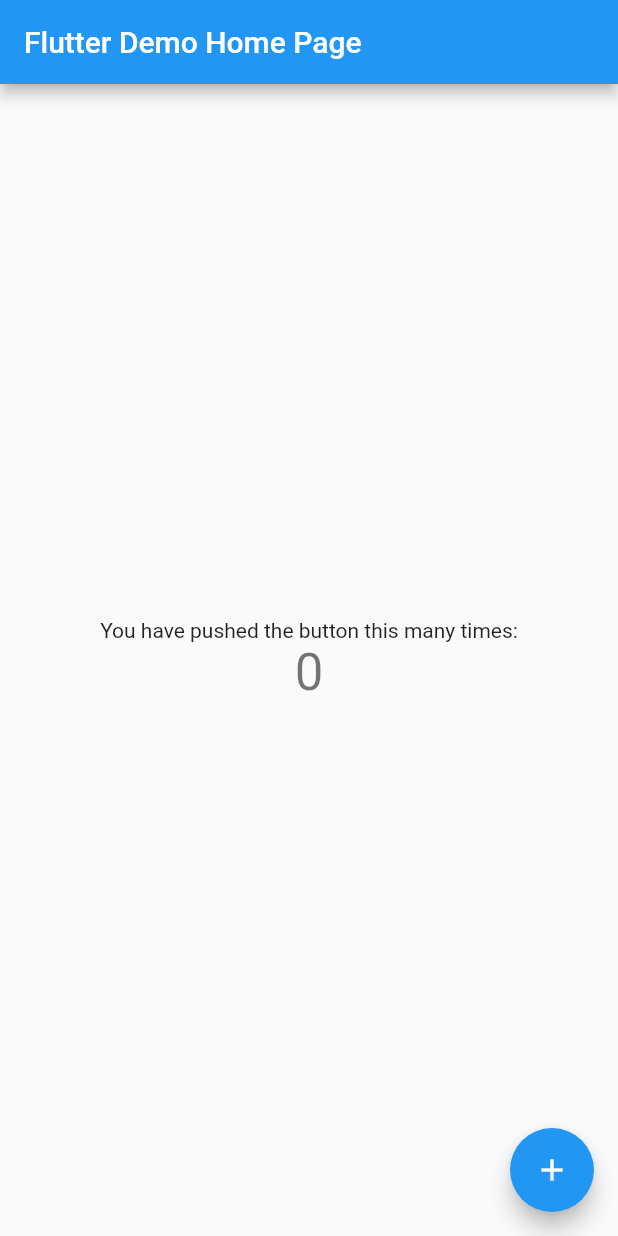
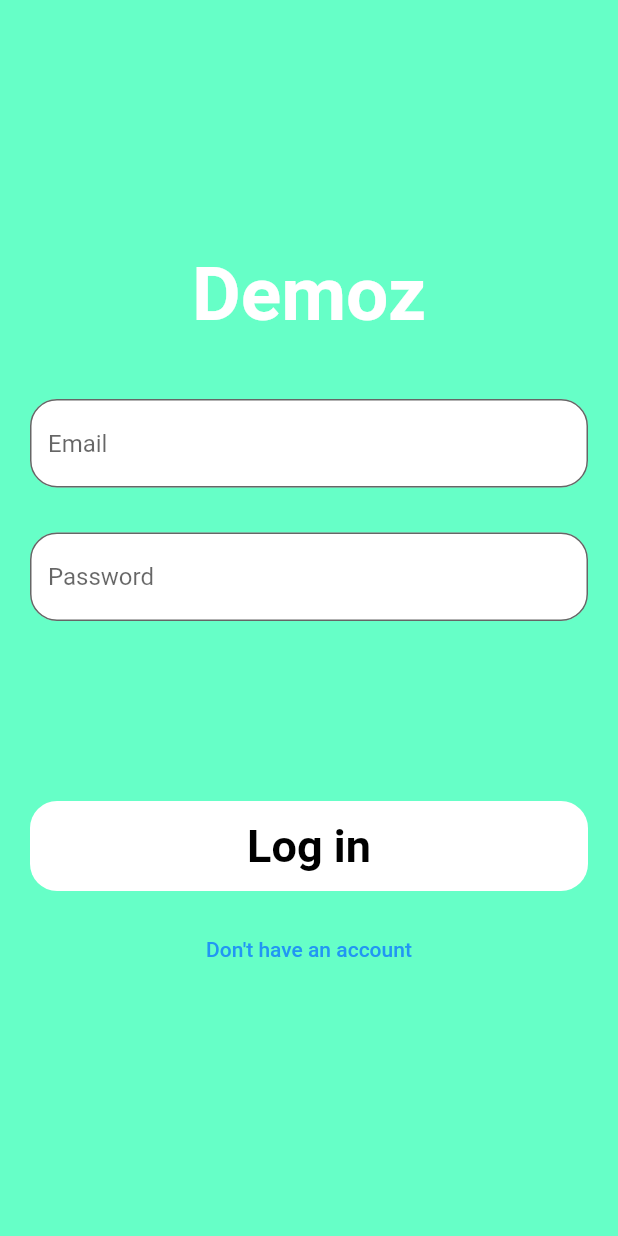
Before and after one commit to EshtaolGirma/DEMOZ_Client_App, a Flutter app: the screen it shows after launch, on a phone screen of 412 x 824 dp. Run offline on Flutter 3.47's test engine with Material 2 defaults, Android fonts, the phone set to English and light mode, and no system bars; our stand-ins replace flutter_bloc.

Commit message:
the register and login screen UI navigation and some bloc part added

```diff
--- /dev/null
+++ b/demoz_client/lib/auth/login/bloc/login_bloc.dart
@@ -0,0 +1,37 @@
+
+import 'package:demoz_client/auth/login/bloc/login_event.dart';
+import 'package:demoz_client/auth/login/bloc/login_state.dart';
+import 'package:flutter_bloc/flutter_bloc.dart';
+
+
+class AuthBloc extends Bloc<AuthEvent, AuthState> {
+  AuthBloc() : super(LoggedOut());
+
+  @override
+  Stream<AuthState> mapEventToState(AuthEvent event) async* {
+    if (event is LoginEvent) {
+      final email = event.email;
+      final password = event.password;
+
+      // reaching to the backend
+      yield LoginInprogress();
+      await Future.delayed(Duration(seconds: 2));
+
+      if (email == "hello@world.com") {
+        if (password == "123456") {
+          // login successfuly
+          yield LoggedIn();
+        } else {
+          // wrong password
+
+          yield AuthFailed(errorMsg: 'Wrong password');
+        }
+      } else {
+        // account doesn't exists
+        yield AuthFailed(errorMsg: 'Account does not exist');
+      }
+      await Future.delayed(Duration(seconds: 2));
+      yield LoggedOut();
+    }
+  }
+}
--- /dev/null
+++ b/demoz_client/lib/auth/login/bloc/login_event.dart
@@ -0,0 +1,8 @@
+abstract class AuthEvent {}
+
+class LoginEvent extends AuthEvent {
+  final String email;
+  final String password;
+
+  LoginEvent({required this.email, required this.password});
+}
--- /dev/null
+++ b/demoz_client/lib/auth/login/screens/loginScreen.dart
@@ -0,0 +1,145 @@
+import 'package:demoz_client/auth/register/screens/registerScreen.dart';
+import 'package:flutter/material.dart';
+
+class MyApp extends StatelessWidget {
+  // This widget is the root of your application.
+  @override
+  Widget build(BuildContext context) {
+    return MaterialApp(
+      debugShowCheckedModeBanner: false,
+      initialRoute: '/login',
+      theme: new ThemeData(scaffoldBackgroundColor: const Color(0xff66ffc7)),
+      routes: {
+        '/login' : (context) => LoginScreen(),
+        '/register' : (context) => RegisterScreen(),
+      },
+    );
+  }
+}
+
+class LoginScreen extends StatelessWidget {
+  static const String routeName = '/login';
+
+  LoginScreen({Key? key}) : super(key: key);
+
+  final emailTextController = TextEditingController();
+  final passwordTextController = TextEditingController();
+
+  final formKey = GlobalKey<FormState>();
+
+  @override
+  Widget build(BuildContext context) {
+    return Scaffold(
+      body: Center(
+        child: Form(
+          key: formKey,
+          child: Padding(
+            padding: const EdgeInsets.symmetric(horizontal: 20.0),
+            child: Column(
+              mainAxisAlignment: MainAxisAlignment.center,
+              children: [
+                const Text(
+                  'Demoz',
+                  style: TextStyle(
+                      color: Colors.white,
+                      fontSize: 50.0,
+                      fontWeight: FontWeight.bold),
+                ),
+                SizedBox(height: 40.0),
+                TextFormField(
+                  controller: emailTextController,
+                  decoration: InputDecoration(
+                    fillColor: Colors.white,
+                    filled: true,
+                    hintText: "Email",
+                    border: OutlineInputBorder(
+                      borderRadius: BorderRadius.circular(18.0),
+                    ),
+                    focusedBorder: OutlineInputBorder(
+                      borderRadius: BorderRadius.circular(18.0),
+                    ),
+                  ),
+                  validator: (String? email) {
+                    if (!email!.contains('@')) {
+                      return "Invalid email";
+                    }
+
+                    return null;
+                  },
+                ),
+                SizedBox(height: 30.0),
+                TextFormField(
+                  obscureText: true,
+                  controller: passwordTextController,
+                  decoration: InputDecoration(
+                    fillColor: Colors.white,
+                    filled: true,
+                    hintText: "Password",
+                    border: OutlineInputBorder(
+                      borderRadius: BorderRadius.circular(18.0),
+                    ),
+                  ),
+                  validator: (String? password) {
+                    if (password!.length < 8) {
+                      return "Password too short";
+                    }
+
+                    return null;
+                  },
+                ),
+                SizedBox(height: 120.0),
+                GestureDetector(
+                  onTap: () {
+                    // run validations.
+                    // form access.
+                    final valid = formKey.currentState!.validate();
+                    if (!valid) {
+                      // do something here.
+                      print("something failed");
+                      return;
+                    }
+
+                    final email = emailTextController.text;
+                    final pass = passwordTextController.text;
+                    print("all went well");
+                    // print("email:: $email  pass:: $pass");
+                  },
+                  child: GestureDetector(
+                    onTap: () {
+                      //  print('clicked'); // action here
+                    },
+                    child: Container(
+                      height: 60.0,
+                      width: double.infinity,
+                      alignment: Alignment.center,
+                      decoration: BoxDecoration(
+                        color: Colors.white,
+                        borderRadius: BorderRadius.circular(18.0),
+                      ),
+                      child: Text(
+                        "Log in",
+                        style: TextStyle(
+                            color: Colors.black,
+                            fontSize: 30.0,
+                            fontWeight: FontWeight.bold),
+                      ),
+                    ),
+                  ),
+                ),
+                SizedBox(height: 15.0),
+                TextButton(
+                    onPressed: () {
+                      Navigator.of(context).pushNamed(RegisterScreen.routeName);
+                    },
+                    child: Text(
+                      "Don't have an account",
+                      style: TextStyle(color: Colors.blue),
+                    ))
+              ],
+            ),
+          ),
+        ),
+      ),
+    );
+  }
+}
--- a/demoz_client/lib/main.dart
+++ b/demoz_client/lib/main.dart
@@ -1,113 +1,7 @@
+
+import 'package:demoz_client/auth/login/screens/loginScreen.dart';
 import 'package:flutter/material.dart';
 
 void main() {
   runApp(MyApp());
 }
-
-class MyApp extends StatelessWidget {
-  // This widget is the root of your application.
-  @override
-  Widget build(BuildContext context) {
-    return MaterialApp(
-      title: 'Flutter Demo',
-      theme: ThemeData(
-        // This is the theme of your application.
-        //
-        // Try running your application with "flutter run". You'll see the
-        // application has a blue toolbar. Then, without quitting the app, try
-        // changing the primarySwatch below to Colors.green and then invoke
-        // "hot reload" (press "r" in the console where you ran "flutter run",
-        // or simply save your changes to "hot reload" in a Flutter IDE).
-        // Notice that the counter didn't reset back to zero; the application
-        // is not restarted.
-        primarySwatch: Colors.blue,
-      ),
-      home: MyHomePage(title: 'Flutter Demo Home Page'),
-    );
-  }
-}
-
-class MyHomePage extends StatefulWidget {
-  MyHomePage({Key? key, required this.title}) : super(key: key);
-
-  // This widget is the home page of your application. It is stateful, meaning
-  // that it has a State object (defined below) that contains fields that affect
-  // how it looks.
-
-  // This class is the configuration for the state. It holds the values (in this
-  // case the title) provided by the parent (in this case the App widget) and
-  // used by the build method of the State. Fields in a Widget subclass are
-  // always marked "final".
-
-  final String title;
-
-  @override
-  _MyHomePageState createState() => _MyHomePageState();
-}
-
-class _MyHomePageState extends State<MyHomePage> {
-  int _counter = 0;
-
-  void _incrementCounter() {
-    setState(() {
-      // This call to setState tells the Flutter framework that something has
-      // changed in this State, which causes it to rerun the build method below
-      // so that the display can reflect the updated values. If we changed
-      // _counter without calling setState(), then the build method would not be
-      // called again, and so nothing would appear to happen.
-      _counter++;
-    });
-  }
-
-  @override
-  Widget build(BuildContext context) {
-    // This method is rerun every time setState is called, for instance as done
-    // by the _incrementCounter method above.
-    //
-    // The Flutter framework has been optimized to make rerunning build methods
-    // fast, so that you can just rebuild anything that needs updating rather
-    // than having to individually change instances of widgets.
-    return Scaffold(
-      appBar: AppBar(
-        // Here we take the value from the MyHomePage object that was created by
-        // the App.build method, and use it to set our appbar title.
-        title: Text(widget.title),
-      ),
-      body: Center(
-        // Center is a layout widget. It takes a single child and positions it
-        // in the middle of the parent.
-        child: Column(
-          // Column is also a layout widget. It takes a list of children and
-          // arranges them vertically. By default, it sizes itself to fit its
-          // children horizontally, and tries to be as tall as its parent.
-          //
-          // Invoke "debug painting" (press "p" in the console, choose the
-          // "Toggle Debug Paint" action from the Flutter Inspector in Android
-          // Studio, or the "Toggle Debug Paint" command in Visual Studio Code)
-          // to see the wireframe for each widget.
-          //
-          // Column has various properties to control how it sizes itself and
-          // how it positions its children. Here we use mainAxisAlignment to
-          // center the children vertically; the main axis here is the vertical
-          // axis because Columns are vertical (the cross axis would be
-          // horizontal).
-          mainAxisAlignment: MainAxisAlignment.center,
-          children: <Widget>[
-            Text(
-              'You have pushed the button this many times:',
-            ),
-            Text(
-              '$_counter',
-              style: Theme.of(context).textTheme.headline4,
-            ),
-          ],
-        ),
-      ),
-      floatingActionButton: FloatingActionButton(
-        onPressed: _incrementCounter,
-        tooltip: 'Increment',
-        child: Icon(Icons.add),
-      ), // This trailing comma makes auto-formatting nicer for build methods.
-    );
-  }
-}
--- a/demoz_client/pubspec.yaml
+++ b/demoz_client/pubspec.yaml
@@ -24,7 +24,7 @@
   flutter:
     sdk: flutter
 
-
+  flutter_bloc:
   # The following adds the Cupertino Icons font to your application.
   # Use with the CupertinoIcons class for iOS style icons.
   cupertino_icons: ^1.0.2
```
Also changed, not shown: demoz_client/lib/auth/login/bloc/login_state.dart (added, +13 -0 lines), demoz_client/lib/auth/register/screens/registerScreen.dart (added, +185 -0 lines), demoz_client/lib/future_stream.dart (added, +52 -0 lines), demoz_client/lib/auth/register/bloc/register_bloc.dart (added), demoz_client/lib/auth/register/bloc/register_event.dart (added), demoz_client/lib/auth/register/bloc/register_state.dart (added), demoz_client/pubspec.lock.
